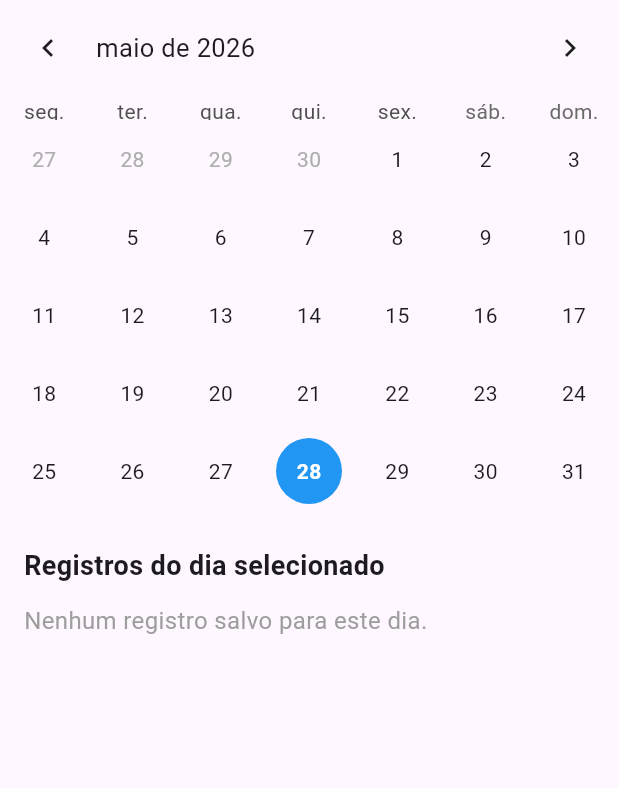
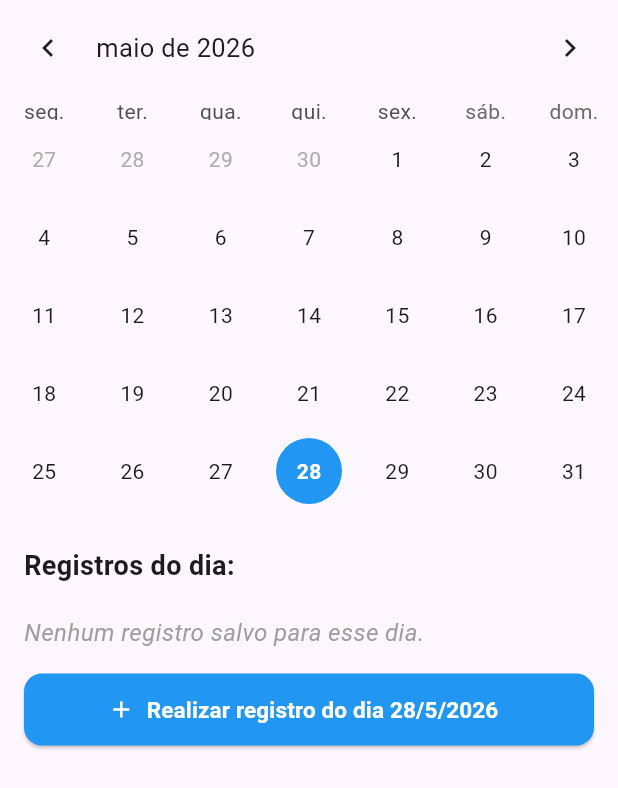
Before and after one commit to kaue-fernandescp/TEAgenda, a Flutter app: the CalendarPage screen opened directly with empty values, on a phone screen of 412 x 824 dp. Shown: the top 788 px of the screen. Run offline on Flutter 3.47's test engine with Material 3 defaults, Android fonts, the light colour scheme and no system bars; drawn by our look-alikes of table_calendar; our stand-ins replace drift, flutter_svg, get, image_picker, mask_text_input_formatter, pdf and 2 more; missing offline and left inert: cpf_cnpj_validator, excel; accounts and stored records are empty; generated files the repository leaves out were written again.

Commit message:
Add files via upload
Alterações no campo humor do Registro;
Adição da função de escolher mais de um humor no calendário;
Inclusão de um botão para adicionar registro de uma data anterior ao dia atual;
Correção da data no dia do registro anterior.

Parte 1.

```diff
--- a/lib/pages/functions/calendar_page.dart
+++ b/lib/pages/functions/calendar_page.dart
@@ -84,7 +84,7 @@ class CalendarPage extends StatelessWidget {
                 const Padding(
                   padding: EdgeInsets.symmetric(horizontal: 16.0),
                   child: Text(
-                    'Registros do dia selecionado',
+                    'Registros do dia:',
                     style: TextStyle(fontSize: 18, fontWeight: FontWeight.bold),
                   ),
                 ),
@@ -103,11 +103,45 @@ class CalendarPage extends StatelessWidget {
     final record = controller.selectedRecord;
 
     if (record == null) {
-      return const Padding(
-        padding: EdgeInsets.symmetric(horizontal: 16.0),
-        child: Text(
-          'Nenhum registro salvo para este dia.',
-          style: TextStyle(fontSize: 16, color: Colors.grey),
+      final dataSelecionada = controller.selectedDay;
+      final dataFormatada = "${dataSelecionada.day}/${dataSelecionada.month}/${dataSelecionada.year}";
+
+      return Padding(
+        padding: const EdgeInsets.symmetric(horizontal: 16.0, vertical: 8.0),
+        child: Column(
+          crossAxisAlignment: CrossAxisAlignment.start,
+          children: [
+            Text(
+              'Nenhum registro salvo para esse dia.',
+              style: const TextStyle(fontSize: 16, color: Colors.grey, fontStyle: FontStyle.italic),
+            ),
+            const SizedBox(height: 16),
+            SizedBox(
+              width: double.infinity,
+              height: 48,
+              child: ElevatedButton.icon(
+                onPressed: () async {
+                  await Get.to(() => AddPage(
+                        alunoId: alunoId,
+                        registroDia: null,
+                        dataSelecionada: dataSelecionada,
+                      ));
+                  controller.fetchRecords();
+                },
+                icon: const Icon(Icons.add, color: Colors.white),
+                label: Text(
+                  'Realizar registro do dia $dataFormatada',
+                  style: const TextStyle(fontSize: 15, fontWeight: FontWeight.bold, color: Colors.white),
+                ),
+                style: ElevatedButton.styleFrom(
+                  backgroundColor: Colors.blue,
+                  shape: RoundedRectangleBorder(
+                    borderRadius: BorderRadius.circular(12),
+                  ),
+                ),
+              ),
+            ),
+          ],
         ),
       );
     }
```
Also changed, not shown: lib/pages/functions/add_page.dart (+8 -4 lines), lib/pages/functions/reports.dart (+22 -16 lines), 1 other file.
